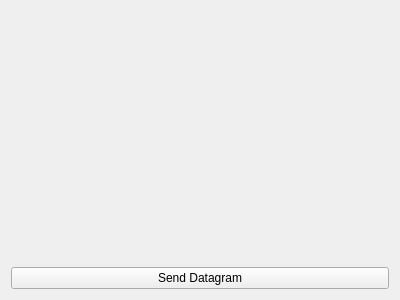
Qt form mainview.ui (cwyant/Postage) before a commit.
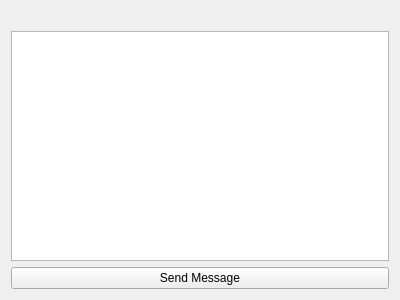
The same form after that commit.

Commit message: add functionality for the postage application to listen to a specfic port and print any messages that come in onto the screen. Also add a new peer header file that will store all data for each individual peer

Patch:
```diff
--- a/mainview.ui
+++ b/mainview.ui
@@ -14,6 +14,8 @@
    <string>MainView</string>
   </property>
   <widget class="QWidget" name="centralWidget">
+   <layout class="QHBoxLayout" name="horizontalLayout">
+    <item>
    <layout class="QVBoxLayout" name="verticalLayout">
     <item>
      <widget class="QLabel" name="status">
@@ -22,12 +24,17 @@
       </property>
      </widget>
     </item>
+      <item>
+       <widget class="QPlainTextEdit" name="plainTextEdit"/>
+      </item>
     <item>
      <widget class="QPushButton" name="pushButton">
       <property name="text">
-       <string>Send Datagram</string>
-      </property>
-     </widget>
+         <string>Send Message</string>
+        </property>
+       </widget>
+      </item>
+     </layout>
     </item>
    </layout>
   </widget>
```
Lines whose indentation alone changed are shown as unchanged. The commit also changes 4 other files.
